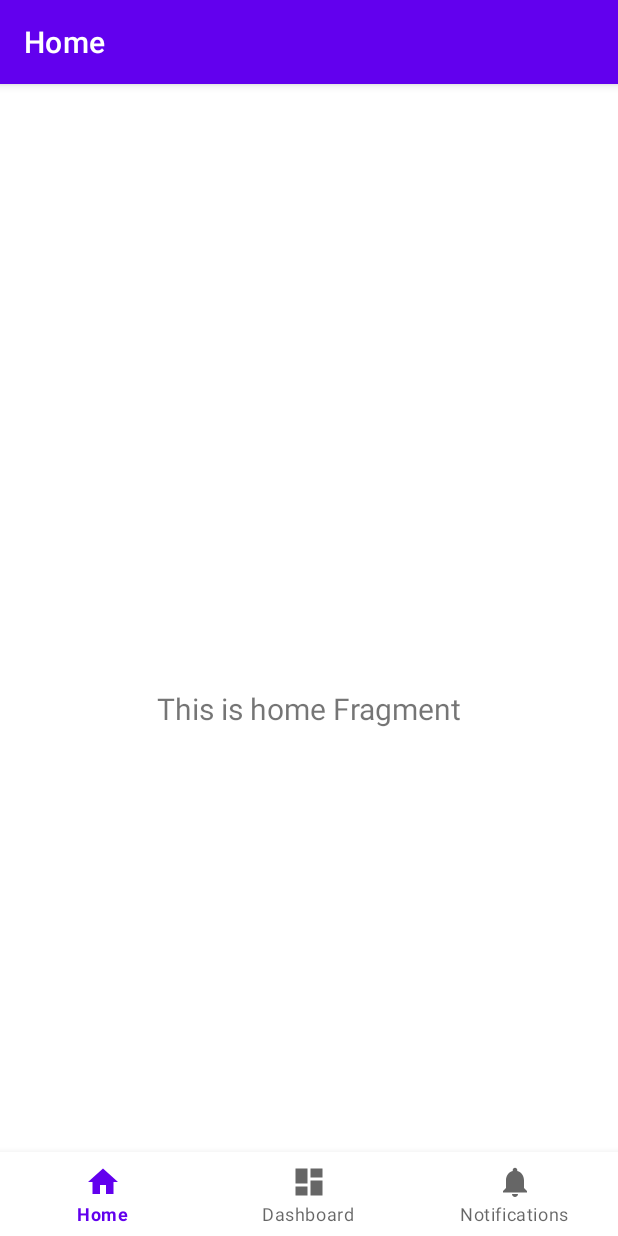
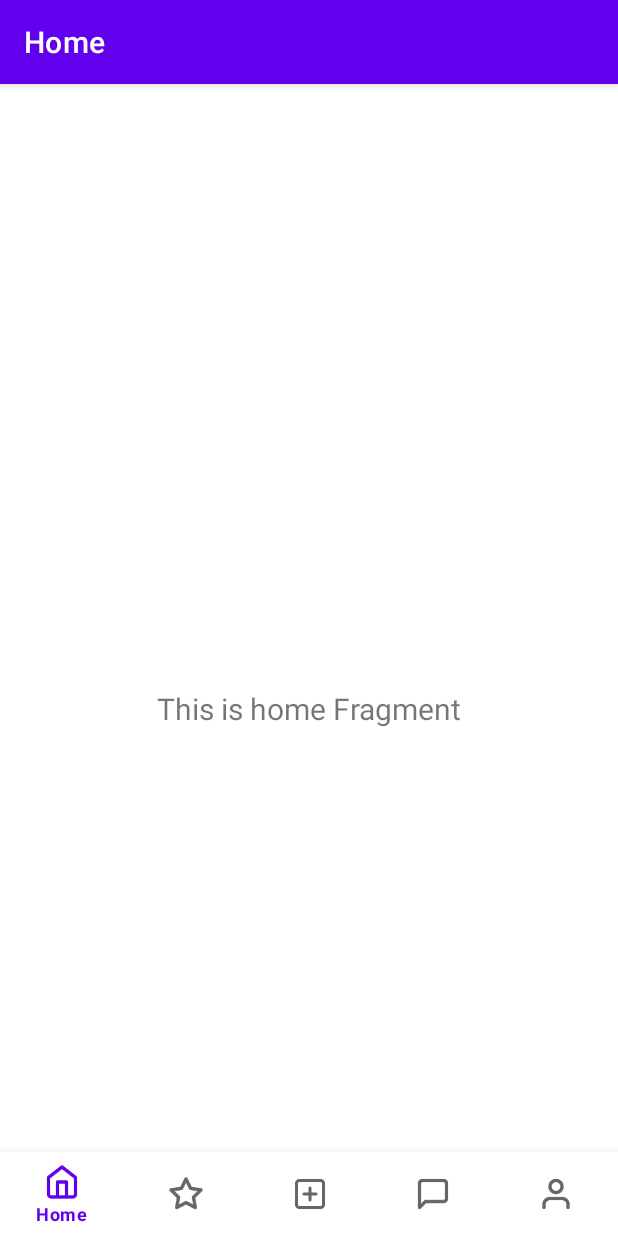
Before and after one commit to pant3ha/ResCovery, an Android app: the screen it shows after launch (MainActivity), on a phone screen of 412 x 824 dp. Run offline under Robolectric (Android 15) with nearby library versions, the light colour scheme and no system bars; our stand-ins replace navigation-ui; 3 statements that could not run were skipped.

Commit message:
icon added to nav bar

```diff
--- a/ResCovery/app/src/main/res/menu/bottom_nav_menu.xml
+++ b/ResCovery/app/src/main/res/menu/bottom_nav_menu.xml
@@ -3,17 +3,27 @@
 
     <item
         android:id="@+id/navigation_home"
-        android:icon="@drawable/ic_home_black_24dp"
+        android:icon="@drawable/home"
         android:title="@string/title_home" />
 
     <item
-        android:id="@+id/navigation_dashboard"
-        android:icon="@drawable/ic_dashboard_black_24dp"
-        android:title="@string/title_dashboard" />
+        android:id="@+id/navigation_favorite"
+        android:icon="@drawable/favorite"
+        android:title="Favorite" />
 
     <item
-        android:id="@+id/navigation_notifications"
-        android:icon="@drawable/ic_notifications_black_24dp"
-        android:title="@string/title_notifications" />
+        android:id="@+id/navigation_add"
+        android:icon="@drawable/add"
+        android:title="Add" />
+
+    <item
+        android:id="@+id/navigation_message"
+        android:icon="@drawable/message"
+        android:title="Message" />
+
+    <item
+        android:id="@+id/navigation_user"
+        android:icon="@drawable/user"
+        android:title="User" />
 
 </menu>
```
Also changed, not shown: ResCovery/app/src/main/res/drawable/favorite.png (renamed from ResCovery/app/src/main/res/drawable/star.png).
